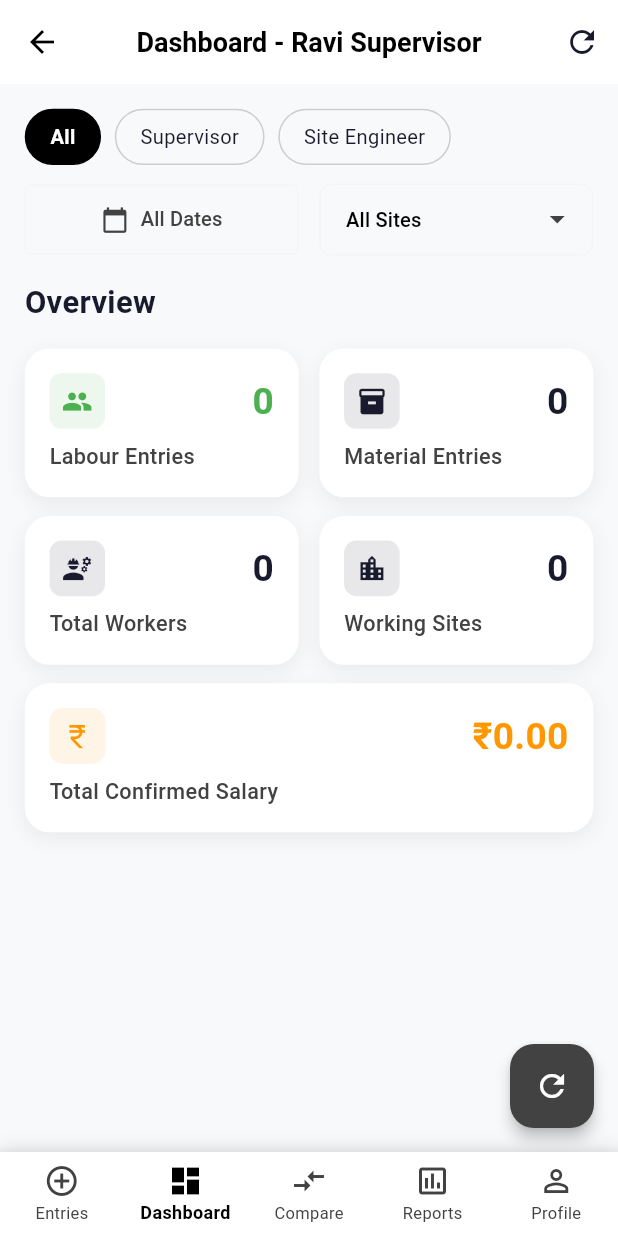
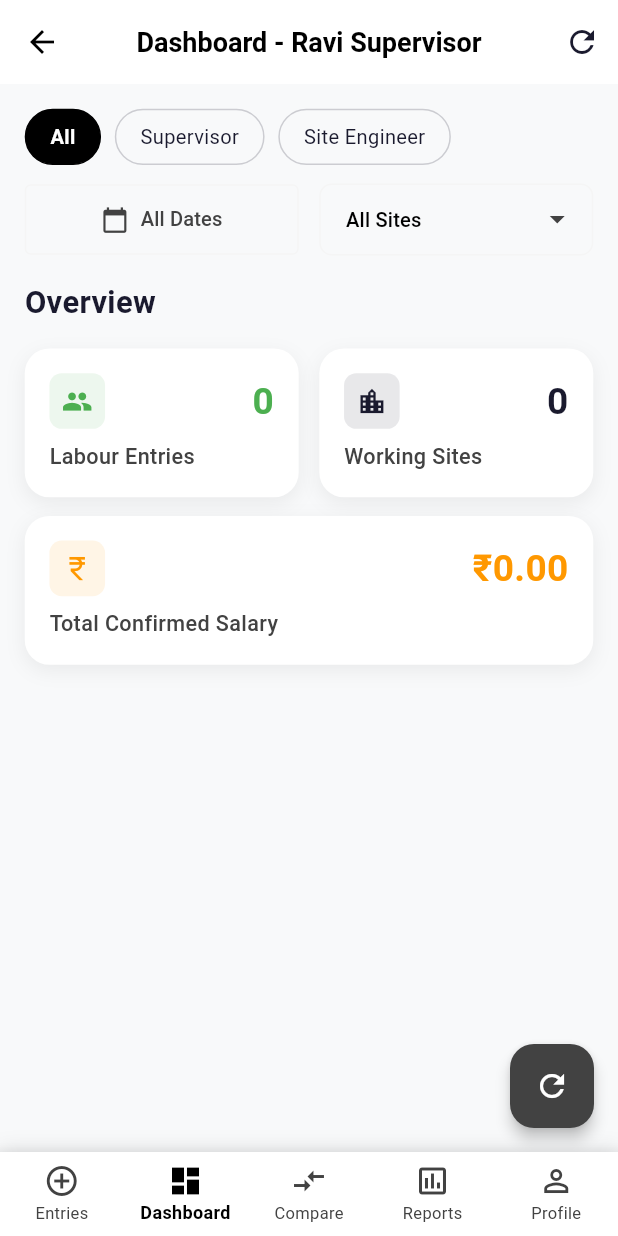
Before and after one commit to siva-dataworker/new_essentials, a Flutter app: the AccountantDashboard screen opened directly with sample values from the repository, on a phone screen of 412 x 824 dp. Run offline on Flutter 3.47's test engine with Material 3 defaults, Android fonts, the phone set to English and light mode, and no system bars; our stand-ins replace cached_network_image, file_picker, firebase_auth, flutter_screenutil, google_sign_in, image_picker and 5 more; missing offline and left inert: excel; accounts and stored records are empty; network calls fail.

Commit message:
account dash card removal

```diff
--- a/otp_phone_auth/lib/screens/accountant_dashboard.dart
+++ b/otp_phone_auth/lib/screens/accountant_dashboard.dart
@@ -720,13 +720,6 @@ class _AccountantDashboardState extends State<AccountantDashboard> {
 
     // Calculate totals from FILTERED data (for labour entries display)
     final totalLabourEntries = filteredLabourEntries.length;
-    print('check');
-    print(totalLabourEntries);
-    final totalMaterialEntries = _materialEntries.length;
-    final totalWorkers = filteredLabourEntries.fold<int>(
-      0,
-      (sum, entry) => sum + (entry['labour_count'] as int? ?? 0),
-    );
 
     // ── Confirmed salary from cash_entries (accountant-selected entries) ──
     // If a specific site is selected, show only that site's confirmed total.
@@ -927,30 +920,6 @@ class _AccountantDashboardState extends State<AccountantDashboard> {
                   value: totalLabourEntries.toString(),
                   icon: Icons.people,
                   color: const Color(0xFF4CAF50),
-                ),
-              ),
-              SizedBox(width: 12.w),
-              Expanded(
-                child: SummaryCard(
-                  title: 'Material Entries',
-                  value: totalMaterialEntries.toString(),
-                  icon: Icons.inventory_2,
-                  color: const Color(0xFF1A1A2E),
-                ),
-              ),
-            ],
-          ),
-
-          SizedBox(height: 12.h),
-
-          Row(
-            children: [
-              Expanded(
-                child: SummaryCard(
-                  title: 'Total Workers',
-                  value: totalWorkers.toString(),
-                  icon: Icons.engineering,
-                  color: const Color(0xFF1A1A2E),
                 ),
               ),
               SizedBox(width: 12.w),
```
